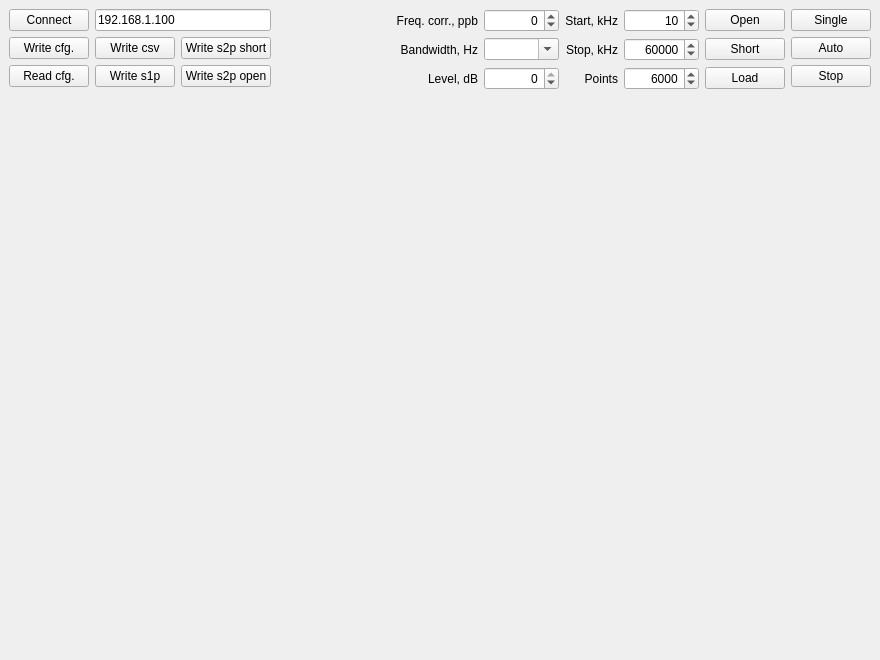
Qt form projects/vna/client/vna.ui (pavel-demin/red-pitaya-notes) before a commit.
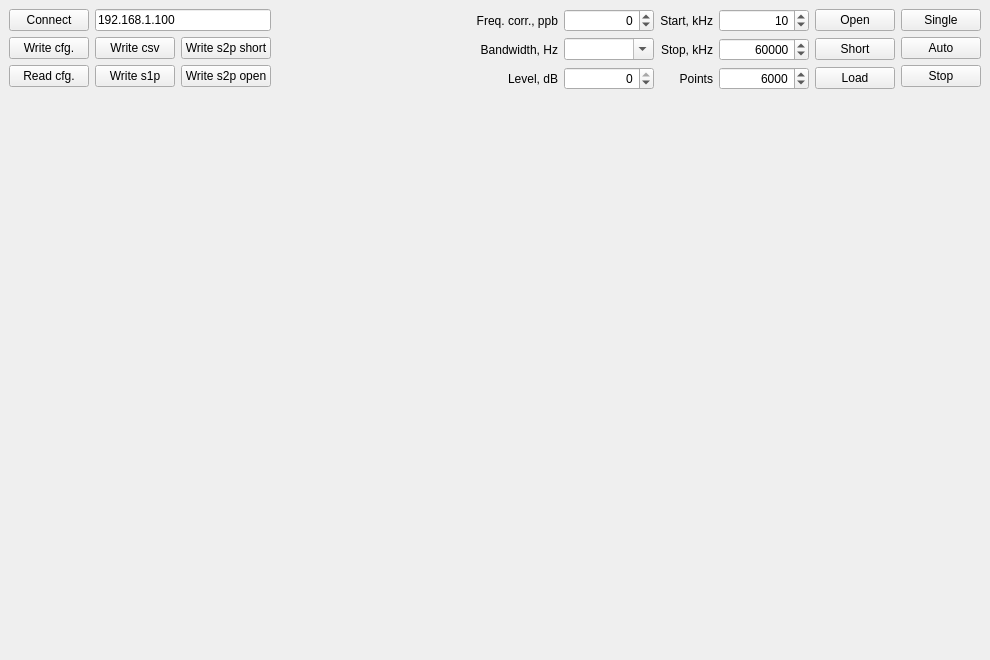
The same form after that commit.

Commit message: increase widths of main window and spin boxes in VNA client

Diff of the .ui file:
```diff
--- a/projects/vna/client/vna.ui
+++ b/projects/vna/client/vna.ui
@@ -6,13 +6,13 @@
    <rect>
     <x>0</x>
     <y>0</y>
-    <width>880</width>
+    <width>990</width>
     <height>660</height>
    </rect>
   </property>
   <property name="minimumSize">
    <size>
-    <width>880</width>
+    <width>990</width>
     <height>660</height>
    </size>
   </property>
@@ -70,7 +70,7 @@
         <widget class="QSpinBox" name="sizeValue">
          <property name="minimumSize">
           <size>
-           <width>75</width>
+           <width>90</width>
            <height>0</height>
           </size>
          </property>
@@ -95,7 +95,7 @@
         <widget class="QSpinBox" name="stopValue">
          <property name="minimumSize">
           <size>
-           <width>75</width>
+           <width>90</width>
            <height>0</height>
           </size>
          </property>
@@ -120,7 +120,7 @@
         <widget class="QSpinBox" name="startValue">
          <property name="minimumSize">
           <size>
-           <width>75</width>
+           <width>90</width>
            <height>0</height>
           </size>
          </property>
@@ -185,7 +185,7 @@
         <widget class="QSpinBox" name="corrValue">
          <property name="minimumSize">
           <size>
-           <width>75</width>
+           <width>90</width>
            <height>0</height>
           </size>
          </property>
@@ -217,7 +217,7 @@
         <widget class="QComboBox" name="rateValue">
          <property name="minimumSize">
           <size>
-           <width>75</width>
+           <width>90</width>
            <height>0</height>
           </size>
          </property>
@@ -240,7 +240,7 @@
         <widget class="QSpinBox" name="levelValue">
          <property name="minimumSize">
           <size>
-           <width>75</width>
+           <width>90</width>
            <height>0</height>
           </size>
          </property>
```
The commit also changes 1 other file.
